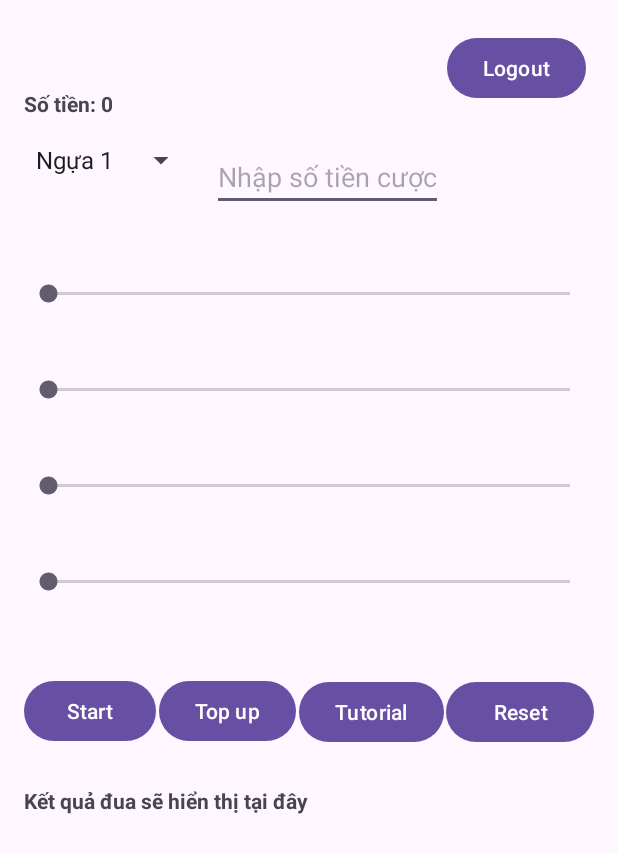
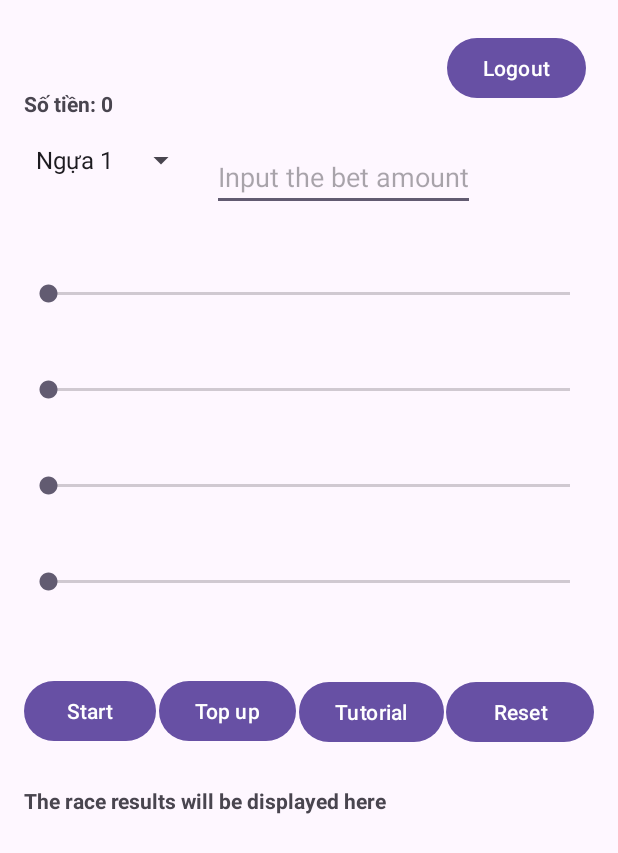
Before and after one commit to adzzse/MiniProjectRacing, an Android app: the HomeRaceActivity screen opened directly, with no data from a screen before it, after a tap on "Reset", on a phone screen of 412 x 824 dp. Shown: the top 853 px of the screen. Run offline under Robolectric (Android 15) with nearby library versions, the phone set to English and light mode, and no system bars; 1 other tap on this screen came first.

Commit message:
fix language & reset button

```diff
--- a/app/src/main/java/com/example/miniprojectracing/HomeRaceActivity.java
+++ b/app/src/main/java/com/example/miniprojectracing/HomeRaceActivity.java
@@ -96,7 +96,8 @@ public class HomeRaceActivity extends AppCompatActivity {
                 sbHorse2.setProgress(0);
                 sbHorse3.setProgress(0);
                 sbHorse4.setProgress(0);
-                tvRaceResult.setText("Kết quả đua sẽ hiển thị tại đây");
+                tvRaceResult.setText("The race results will be displayed here");
+                etBetMoney.setText("");
             }
         });
 
@@ -104,6 +105,7 @@ public class HomeRaceActivity extends AppCompatActivity {
         btnStart.setOnClickListener(new View.OnClickListener() {
             @Override
             public void onClick(View v) {
+                tvRaceResult.setText("The race results will be displayed here");
                 // Lấy số tiền cược từ EditText
                 String betMoneyStr = etBetMoney.getText().toString();
                 if (betMoneyStr.isEmpty()) {
@@ -188,9 +190,9 @@ public class HomeRaceActivity extends AppCompatActivity {
 
     private String getWinMessage(String selectedHorse, String winningHorse, int betMoney, boolean isWin, int winAmount) {
         if (isWin) {
-            return "Congratulations! You chose " + winningHorse + " and won! \n You won " + winAmount + " \n Your current balance is: " + (currentMoney);
+            return "Congratulations! You chose " + winningHorse + " and won! \n You won " + winAmount*2 + " \n Your current balance is: " + (currentMoney);
         } else {
-            return selectedHorse + " that you chose did not win. Try again!";
+            return selectedHorse + " that you chose did not win. You lost " + winAmount + "\n Try again!";
         }
     }
 
--- a/app/src/main/res/layout/activity_home_race.xml
+++ b/app/src/main/res/layout/activity_home_race.xml
@@ -39,7 +39,7 @@
         android:layout_marginStart="10dp"
         android:layout_marginTop="-23dp"
         android:layout_toEndOf="@+id/spinner_horses"
-        android:hint="Nhập số tiền cược"
+        android:hint="Input the bet amount"
         android:inputType="number" />
 
     <SeekBar
```
